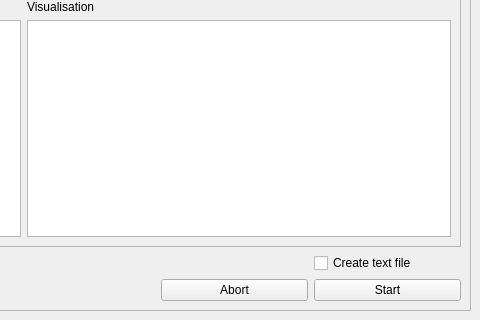
Above: views/PluginDialog.ui from S-P-A-N-N-E-R-S/Frontend before the change; both pictures show x 609 to 1089 and y 622 to 942 of the 1089 by 942 pixel window. Below: the same form after it.
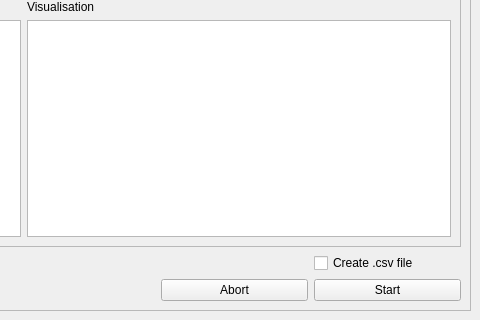
That is the form after the change. Icons and pictures are not drawn. Custom widgets are drawn as their Qt base class.

Diff of the .ui file:
```diff
--- a/views/PluginDialog.ui
+++ b/views/PluginDialog.ui
@@ -1689,7 +1689,7 @@
                  </sizepolicy>
                 </property>
                 <property name="text">
-                 <string>Create text file</string>
+                 <string>Create .csv file</string>
                 </property>
                </widget>
               </item>
```
Left out of the diff: 5 changed lines with no effect on the pictures.
